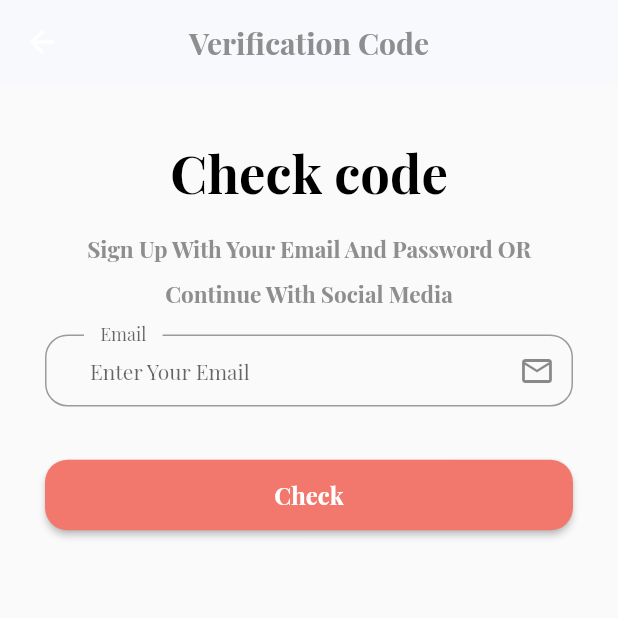
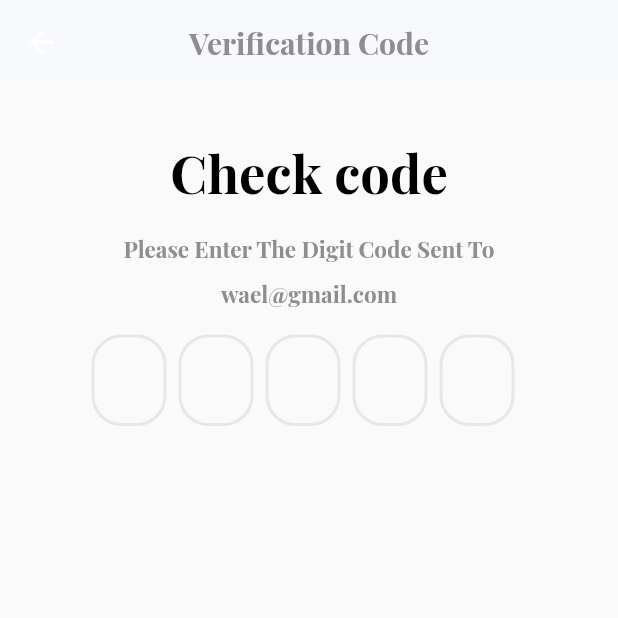
Before and after one commit to mohammadAlmatar/E_commerceApp_flutter-PHP, a Flutter app: the VerfiyCode screen opened by its route, on a phone screen of 412 x 824 dp, the top half of it. Run offline on Flutter 3.47's test engine with Material 2 defaults, Android fonts, the phone set to English and light mode, and no system bars; drawn by our look-alikes of flutter_otp_text_field; our stand-ins replace get, shared_preferences; accounts and stored records are empty; project files that could hold a hidden picture were left out.

Commit message:
new added

```diff
--- /dev/null
+++ b/lib/controller/auth/verifycode_controller.dart
@@ -0,0 +1,19 @@
+import 'package:ecommerce_app/core/constants/routesname.dart';
+import 'package:get/get.dart';
+
+abstract class VerifyCodeController extends GetxController {
+  checkCode();
+  goToResetPassword();
+}
+
+class VerifyCodeControllerImp extends VerifyCodeController {
+  late String verifycode;
+
+  @override
+  checkCode() {}
+
+  @override
+  goToResetPassword() {
+    Get.offNamed(AppRoutes.resetPassword);
+  }
+}
--- a/lib/view/screen/auth/forgetpassword.dart
+++ b/lib/view/screen/auth/forgetpassword.dart
@@ -42,7 +42,11 @@ class ForgetPassword extends StatelessWidget {
             labeltext: "Email",
             // mycontroller: ,
           ),
-          CustomButtomAuth(text: "Check", onPressed: () {}),
+          CustomButtomAuth(
+              text: "Check",
+              onPressed: () {
+                controller.goToVerfiyCode();
+              }),
           const SizedBox(height: 40),
         ]),
       ),
--- a/lib/view/screen/auth/verifycode.dart
+++ b/lib/view/screen/auth/verifycode.dart
@@ -1,19 +1,16 @@
-import 'package:ecommerce_app/controller/auth/forgetpassword_controller.dart';
+import 'package:ecommerce_app/controller/auth/verifycode_controller.dart';
 import 'package:ecommerce_app/core/constants/colors.dart';
-import 'package:ecommerce_app/view/widget/auth/custombuttonauth.dart';
 import 'package:ecommerce_app/view/widget/auth/customtextbodyauth.dart';
-import 'package:ecommerce_app/view/widget/auth/customtextformauth.dart';
 import 'package:ecommerce_app/view/widget/auth/customtexttitleauth.dart';
 import 'package:flutter/material.dart';
+import 'package:flutter_otp_text_field/flutter_otp_text_field.dart';
 import 'package:get/get.dart';
 
 class VerfiyCode extends StatelessWidget {
   const VerfiyCode({Key? key}) : super(key: key);
-
   @override
   Widget build(BuildContext context) {
-    ForgetPasswordControllerImp controller =
-        Get.put(ForgetPasswordControllerImp());
+    VerifyCodeControllerImp controller = Get.put(VerifyCodeControllerImp());
     return Scaffold(
       appBar: AppBar(
         centerTitle: true,
@@ -32,17 +29,24 @@ class VerfiyCode extends StatelessWidget {
           const CustomTextTitleAuth(text: "Check code"),
           const SizedBox(height: 10),
           const CustomTextBodyAuth(
-              text:
-                  "Sign Up With Your Email And Password OR Continue With Social Media"),
+              text: "Please Enter The Digit Code Sent To wael@gmail.com"),
           const SizedBox(height: 15),
-          CustonTextFormAuth(
-            mycontroller: controller.email,
-            hinttext: "Enter Your Email",
-            iconData: Icons.email_outlined,
-            labeltext: "Email",
-            // mycontroller: ,
+          OtpTextField(
+            fieldWidth: 50.0,
+            borderRadius: BorderRadius.circular(20),
+            numberOfFields: 5,
+            borderColor: AppColors.primaryColor,
+            //set to true to show as box or false to show as dash
+            showFieldAsBox: true,
+            //runs when a code is typed in
+            onCodeChanged: (String code) {
+              //handle validation or checks here
+            },
+            //runs when every textfield is filled
+            onSubmit: (String verificationCode) {
+              controller.goToResetPassword();
+            }, // end onSubmit
           ),
-          CustomButtomAuth(text: "Check", onPressed: () {}),
           const SizedBox(height: 40),
         ]),
       ),
--- a/pubspec.yaml
+++ b/pubspec.yaml
@@ -38,6 +38,7 @@ dependencies:
   get: ^4.6.5
   shared_preferences: ^2.1.0
   image_picker: ^0.8.7+1
+  flutter_otp_text_field: ^1.1.1
 
 
 dev_dependencies:
```
Also changed, not shown: pubspec.lock.
